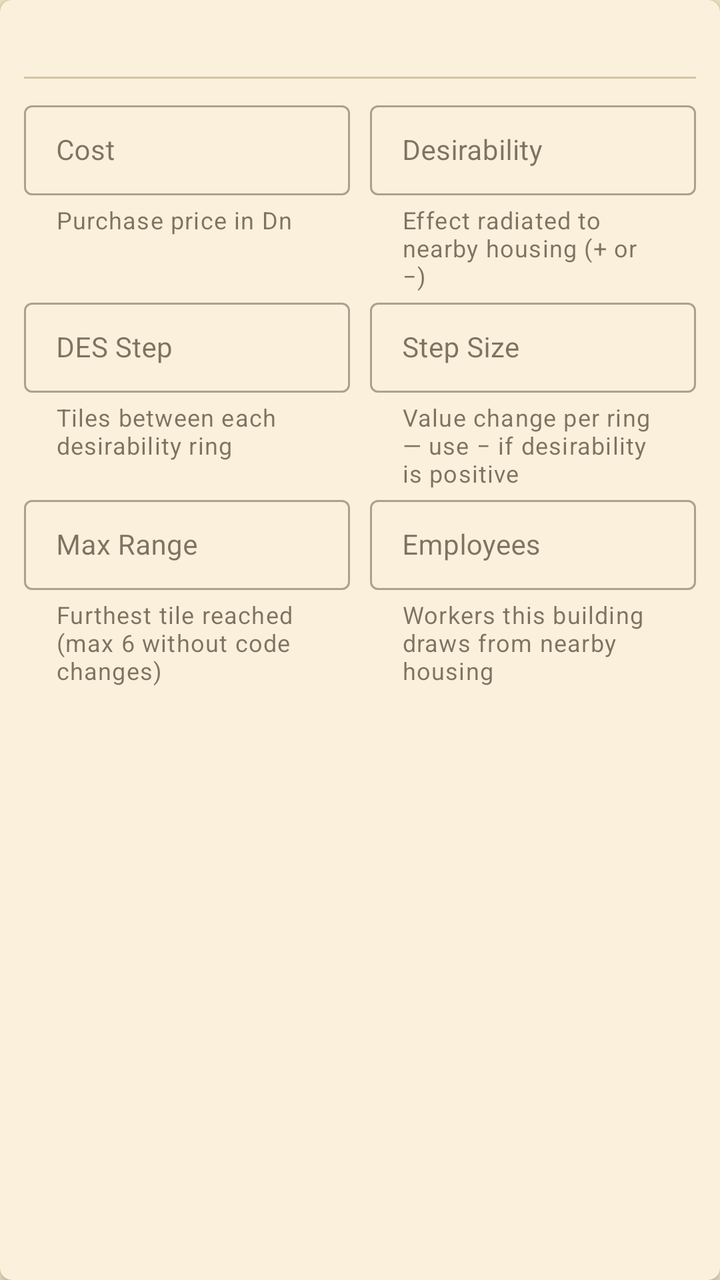
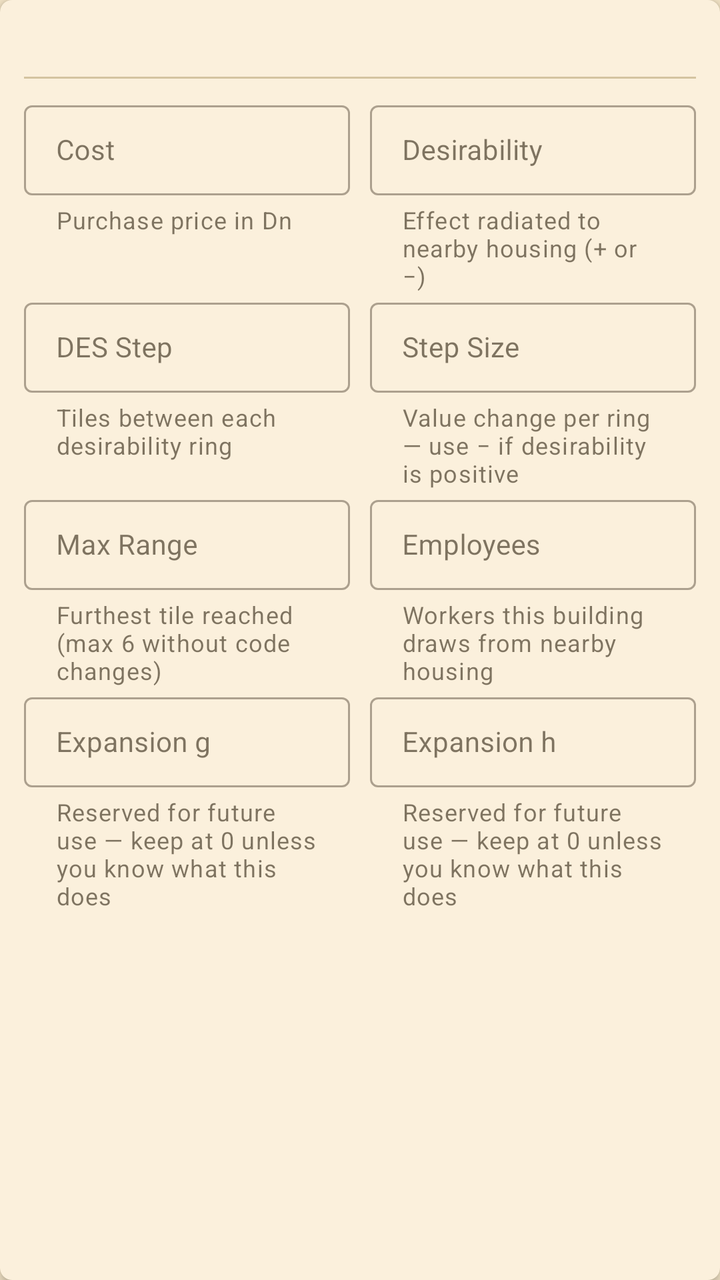

An Android layout rendered at two revisions. The XML below is the earlier revision; the diff shows what the commit changed to produce the second picture.
<!-- AndroidManifest.xml: application theme Theme.CaesarEditor -->
<!-- res/layout/item_building.xml -->
<?xml version="1.0" encoding="utf-8"?>
<androidx.cardview.widget.CardView
    xmlns:android="http://schemas.android.com/apk/res/android"
    xmlns:app="http://schemas.android.com/apk/res-auto"
    android:layout_width="match_parent"
    android:layout_height="wrap_content"
    android:layout_marginStart="12dp"
    android:layout_marginEnd="12dp"
    android:layout_marginTop="5dp"
    android:layout_marginBottom="5dp"
    app:cardBackgroundColor="@color/card_background"
    app:cardCornerRadius="6dp"
    app:cardElevation="3dp">

    <LinearLayout
        android:layout_width="match_parent"
        android:layout_height="wrap_content"
        android:orientation="vertical"
        android:paddingStart="12dp"
        android:paddingEnd="12dp"
        android:paddingTop="12dp"
        android:paddingBottom="8dp">

        
        <TextView
            android:id="@+id/tv_building_name"
            android:layout_width="match_parent"
            android:layout_height="wrap_content"
            android:textSize="15sp"
            android:textStyle="bold"
            android:textColor="@color/terracotta_dark"
            android:paddingBottom="6dp" />

        <View
            android:layout_width="match_parent"
            android:layout_height="1dp"
            android:background="@color/divider"
            android:layout_marginBottom="8dp" />

        
        <LinearLayout
            android:layout_width="match_parent"
            android:layout_height="wrap_content"
            android:orientation="horizontal">

            <com.google.android.material.textfield.TextInputLayout
                style="@style/Widget.MaterialComponents.TextInputLayout.OutlinedBox.Dense"
                android:layout_width="0dp"
                android:layout_height="wrap_content"
                android:layout_weight="1"
                android:layout_marginEnd="5dp"
                android:hint="@string/label_cost"
                app:helperText="@string/helper_cost"
                app:helperTextEnabled="true">
                <com.google.android.material.textfield.TextInputEditText
                    android:id="@+id/et_cost"
                    android:layout_width="match_parent"
                    android:layout_height="wrap_content"
                    android:inputType="numberSigned"
                    android:textColor="@color/ink"
                    android:textSize="14sp"
                    android:singleLine="true" />
            </com.google.android.material.textfield.TextInputLayout>

            <com.google.android.material.textfield.TextInputLayout
                style="@style/Widget.MaterialComponents.TextInputLayout.OutlinedBox.Dense"
                android:layout_width="0dp"
                android:layout_height="wrap_content"
                android:layout_weight="1"
                android:layout_marginStart="5dp"
                android:hint="@string/label_desirability"
                app:helperText="@string/helper_desirability"
                app:helperTextEnabled="true">
                <com.google.android.material.textfield.TextInputEditText
                    android:id="@+id/et_desirability"
                    android:layout_width="match_parent"
                    android:layout_height="wrap_content"
                    android:inputType="numberSigned"
                    android:textColor="@color/ink"
                    android:textSize="14sp"
                    android:singleLine="true" />
            </com.google.android.material.textfield.TextInputLayout>

        </LinearLayout>

        
        <LinearLayout
            android:layout_width="match_parent"
            android:layout_height="wrap_content"
            android:orientation="horizontal">

            <com.google.android.material.textfield.TextInputLayout
                style="@style/Widget.MaterialComponents.TextInputLayout.OutlinedBox.Dense"
                android:layout_width="0dp"
                android:layout_height="wrap_content"
                android:layout_weight="1"
                android:layout_marginEnd="5dp"
                android:hint="@string/label_des_step"
                app:helperText="@string/helper_des_step"
                app:helperTextEnabled="true">
                <com.google.android.material.textfield.TextInputEditText
                    android:id="@+id/et_des_step"
                    android:layout_width="match_parent"
                    android:layout_height="wrap_content"
                    android:inputType="numberSigned"
                    android:textColor="@color/ink"
                    android:textSize="14sp"
                    android:singleLine="true" />
            </com.google.android.material.textfield.TextInputLayout>

            <com.google.android.material.textfield.TextInputLayout
                style="@style/Widget.MaterialComponents.TextInputLayout.OutlinedBox.Dense"
                android:layout_width="0dp"
                android:layout_height="wrap_content"
                android:layout_weight="1"
                android:layout_marginStart="5dp"
                android:hint="@string/label_des_step_size"
                app:helperText="@string/helper_des_step_size"
                app:helperTextEnabled="true">
                <com.google.android.material.textfield.TextInputEditText
                    android:id="@+id/et_des_step_size"
                    android:layout_width="match_parent"
                    android:layout_height="wrap_content"
                    android:inputType="numberSigned"
                    android:textColor="@color/ink"
                    android:textSize="14sp"
                    android:singleLine="true" />
            </com.google.android.material.textfield.TextInputLayout>

        </LinearLayout>

        
        <LinearLayout
            android:layout_width="match_parent"
            android:layout_height="wrap_content"
            android:orientation="horizontal">

            <com.google.android.material.textfield.TextInputLayout
                style="@style/Widget.MaterialComponents.TextInputLayout.OutlinedBox.Dense"
                android:layout_width="0dp"
                android:layout_height="wrap_content"
                android:layout_weight="1"
                android:layout_marginEnd="5dp"
                android:hint="@string/label_des_range"
                app:helperText="@string/helper_des_range"
                app:helperTextEnabled="true">
                <com.google.android.material.textfield.TextInputEditText
                    android:id="@+id/et_des_range"
                    android:layout_width="match_parent"
                    android:layout_height="wrap_content"
                    android:inputType="numberSigned"
                    android:textColor="@color/ink"
                    android:textSize="14sp"
                    android:singleLine="true" />
            </com.google.android.material.textfield.TextInputLayout>

            <com.google.android.material.textfield.TextInputLayout
                style="@style/Widget.MaterialComponents.TextInputLayout.OutlinedBox.Dense"
                android:layout_width="0dp"
                android:layout_height="wrap_content"
                android:layout_weight="1"
                android:layout_marginStart="5dp"
                android:hint="@string/label_employees"
                app:helperText="@string/helper_employees"
                app:helperTextEnabled="true">
                <com.google.android.material.textfield.TextInputEditText
                    android:id="@+id/et_employees"
                    android:layout_width="match_parent"
                    android:layout_height="wrap_content"
                    android:inputType="numberSigned"
                    android:textColor="@color/ink"
                    android:textSize="14sp"
                    android:singleLine="true" />
            </com.google.android.material.textfield.TextInputLayout>

        </LinearLayout>

    </LinearLayout>

</androidx.cardview.widget.CardView>
<!-- resources referenced by this layout -->
<resources>
  <color name="card_background">#FBF0DC</color>
  <color name="divider">#D4C4A0</color>
  <color name="ink">#2C1F0E</color>
  <color name="terracotta_dark">#8B3A1D</color>
  <string name="helper_cost">Purchase price in Dn</string>
  <string name="helper_des_range">Furthest tile reached (max 6 without code changes)</string>
  <string name="helper_des_step">Tiles between each desirability ring</string>
  <string name="helper_des_step_size">Value change per ring — use − if desirability is positive</string>
  <string name="helper_desirability">Effect radiated to nearby housing (+ or −)</string>
  <string name="helper_employees">Workers this building draws from nearby housing</string>
  <string name="label_cost">Cost</string>
  <string name="label_des_range">Max Range</string>
  <string name="label_des_step">DES Step</string>
  <string name="label_des_step_size">Step Size</string>
  <string name="label_desirability">Desirability</string>
  <string name="label_employees">Employees</string>
  <style name="Theme.CaesarEditor" parent="Theme.MaterialComponents.Light.NoActionBar">
          <item name="colorPrimary">@color/terracotta</item>
          <item name="colorPrimaryDark">@color/terracotta_dark</item>
          <item name="colorAccent">@color/gold</item>
          <item name="android:windowBackground">@color/parchment</item>
          <item name="colorSurface">@color/card_background</item>
          <item name="colorOnSurface">@color/ink</item>
          <item name="colorOnPrimary">@color/white</item>
      </style>
  <color name="terracotta">#C0522A</color>
  <color name="gold">#C8A84B</color>
  <color name="parchment">#F5E6C8</color>
  <color name="white">#FFFFFF</color>
</resources>

<!-- the commit's change to res/layout/item_building.xml (unified diff, before → after) -->
@@ -22,14 +22,32 @@
         android:paddingBottom="8dp">
 
         
-        <TextView
-            android:id="@+id/tv_building_name"
-            android:layout_width="match_parent"
-            android:layout_height="wrap_content"
-            android:textSize="15sp"
-            android:textStyle="bold"
-            android:textColor="@color/terracotta_dark"
-            android:paddingBottom="6dp" />
+        <LinearLayout
+            android:layout_width="match_parent"
+            android:layout_height="wrap_content"
+            android:orientation="horizontal"
+            android:paddingBottom="6dp">
+
+            <TextView
+                android:id="@+id/tv_building_id"
+                android:layout_width="wrap_content"
+                android:layout_height="wrap_content"
+                android:textSize="12sp"
+                android:textColor="@color/terracotta_dark"
+                android:alpha="0.6"
+                android:paddingEnd="6dp"
+                android:fontFamily="monospace" />
+
+            <TextView
+                android:id="@+id/tv_building_name"
+                android:layout_width="0dp"
+                android:layout_height="wrap_content"
+                android:layout_weight="1"
+                android:textSize="15sp"
+                android:textStyle="bold"
+                android:textColor="@color/terracotta_dark" />
+
+        </LinearLayout>
 
         <View
             android:layout_width="match_parent"
@@ -175,6 +193,52 @@
 
         </LinearLayout>
 
+        
+        <LinearLayout
+            android:layout_width="match_parent"
+            android:layout_height="wrap_content"
+            android:orientation="horizontal">
+
+            <com.google.android.material.textfield.TextInputLayout
+                style="@style/Widget.MaterialComponents.TextInputLayout.OutlinedBox.Dense"
+                android:layout_width="0dp"
+                android:layout_height="wrap_content"
+                android:layout_weight="1"
+                android:layout_marginEnd="5dp"
+                android:hint="@string/label_expansion1"
+                app:helperText="@string/helper_expansion"
+                app:helperTextEnabled="true">
+                <com.google.android.material.textfield.TextInputEditText
+                    android:id="@+id/et_expansion1"
+                    android:layout_width="match_parent"
+                    android:layout_height="wrap_content"
+                    android:inputType="numberSigned"
+                    android:textColor="@color/ink"
+                    android:textSize="14sp"
+                    android:singleLine="true" />
+            </com.google.android.material.textfield.TextInputLayout>
+
+            <com.google.android.material.textfield.TextInputLayout
+                style="@style/Widget.MaterialComponents.TextInputLayout.OutlinedBox.Dense"
+                android:layout_width="0dp"
+                android:layout_height="wrap_content"
+                android:layout_weight="1"
+                android:layout_marginStart="5dp"
+                android:hint="@string/label_expansion2"
+                app:helperText="@string/helper_expansion"
+                app:helperTextEnabled="true">
+                <com.google.android.material.textfield.TextInputEditText
+                    android:id="@+id/et_expansion2"
+                    android:layout_width="match_parent"
+                    android:layout_height="wrap_content"
+                    android:inputType="numberSigned"
+                    android:textColor="@color/ink"
+                    android:textSize="14sp"
+                    android:singleLine="true" />
+            </com.google.android.material.textfield.TextInputLayout>
+
+        </LinearLayout>
+
     </LinearLayout>
 
 </androidx.cardview.widget.CardView>
<!-- resource entries referenced after the edit -->
@@ -10,12 +10,15 @@
   <string name="helper_des_step_size">Value change per ring — use − if desirability is positive</string>
   <string name="helper_desirability">Effect radiated to nearby housing (+ or −)</string>
   <string name="helper_employees">Workers this building draws from nearby housing</string>
+  <string name="helper_expansion">Reserved for future use — keep at 0 unless you know what this does</string>
   <string name="label_cost">Cost</string>
   <string name="label_des_range">Max Range</string>
   <string name="label_des_step">DES Step</string>
   <string name="label_des_step_size">Step Size</string>
   <string name="label_desirability">Desirability</string>
   <string name="label_employees">Employees</string>
+  <string name="label_expansion1">Expansion g</string>
+  <string name="label_expansion2">Expansion h</string>
   <style name="Theme.CaesarEditor" parent="Theme.MaterialComponents.Light.NoActionBar">
           <item name="colorPrimary">@color/terracotta</item>
           <item name="colorPrimaryDark">@color/terracotta_dark</item>
